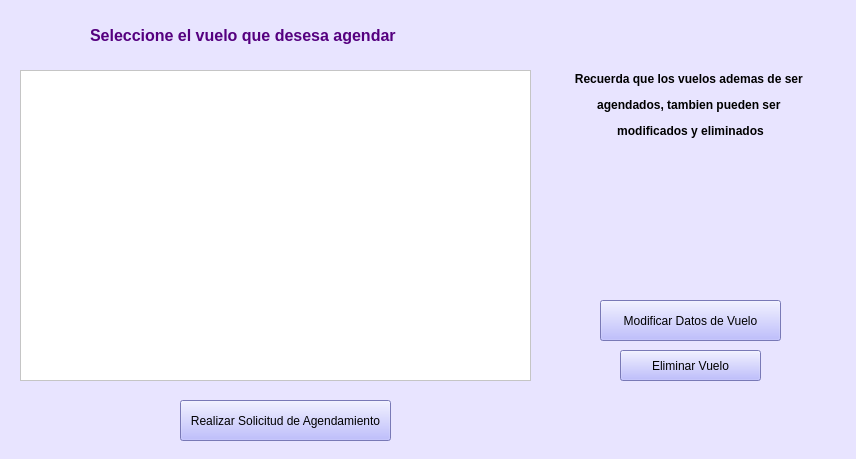
Before: the Qt Designer form Interfaces Aeropuerto/agendamientoVuelos.ui in vanesagustin98/Aerocamp, drawn with Qt 5.
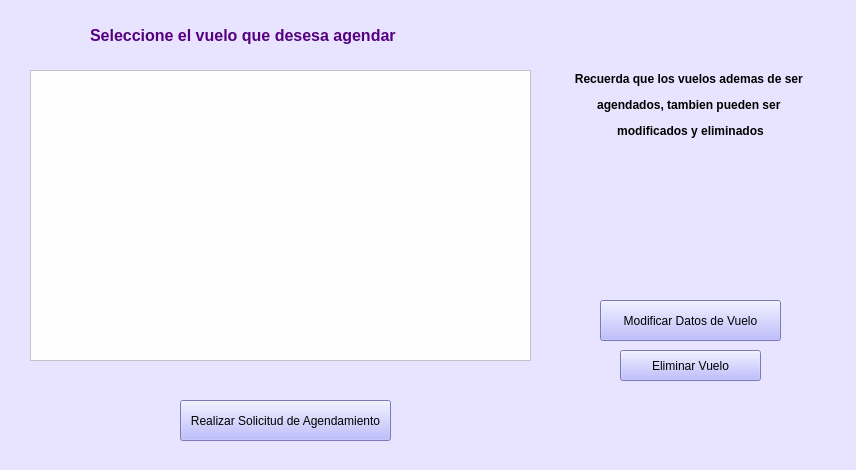
After: the same form once the commit is applied. Icons and pictures are not drawn.

Patch:
```diff
--- a/Interfaces Aeropuerto/agendamientoVuelos.ui
+++ b/Interfaces Aeropuerto/agendamientoVuelos.ui
@@ -7,7 +7,7 @@
     <x>0</x>
     <y>0</y>
     <width>856</width>
-    <height>459</height>
+    <height>470</height>
    </rect>
   </property>
   <property name="windowTitle">
@@ -488,19 +488,6 @@
     <string>Eliminar Vuelo</string>
    </property>
   </widget>
-  <widget class="QTableWidget" name="tableWidget">
-   <property name="geometry">
-    <rect>
-     <x>20</x>
-     <y>70</y>
-     <width>511</width>
-     <height>311</height>
-    </rect>
-   </property>
-   <property name="styleSheet">
-    <string notr="true">background-color: rgb(255, 255, 255);</string>
-   </property>
-  </widget>
   <widget class="QLabel" name="label">
    <property name="geometry">
     <rect>
@@ -550,6 +537,19 @@
     <string>&lt;html&gt;&lt;head/&gt;&lt;body&gt;&lt;p align=&quot;center&quot;&gt;&lt;span style=&quot; font-size:9pt; font-weight:600;&quot;&gt;Recuerda que los vuelos ademas de ser &lt;/span&gt;&lt;/p&gt;&lt;p align=&quot;center&quot;&gt;&lt;span style=&quot; font-size:9pt; font-weight:600;&quot;&gt;agendados, tambien pueden ser &lt;/span&gt;&lt;/p&gt;&lt;p align=&quot;center&quot;&gt;&lt;span style=&quot; font-size:9pt; font-weight:600;&quot;&gt;modificados y eliminados&lt;/span&gt;&lt;/p&gt;&lt;/body&gt;&lt;/html&gt;</string>
    </property>
   </widget>
+  <widget class="QTableView" name="ls_vuelos">
+   <property name="geometry">
+    <rect>
+     <x>30</x>
+     <y>70</y>
+     <width>501</width>
+     <height>291</height>
+    </rect>
+   </property>
+   <property name="styleSheet">
+    <string notr="true">background-color: rgb(254, 254, 254);</string>
+   </property>
+  </widget>
  </widget>
  <resources>
   <include location="logo usuario.qrc"/>
```
Left out of the diff: 5 changed lines with no effect on the pictures.
